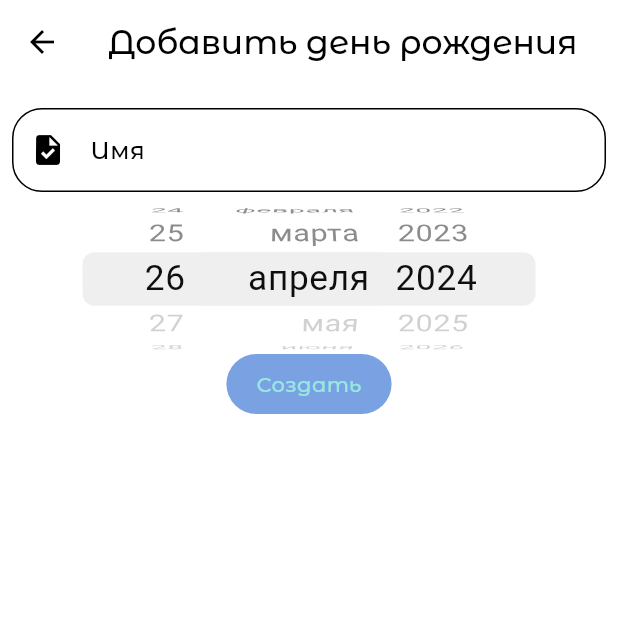
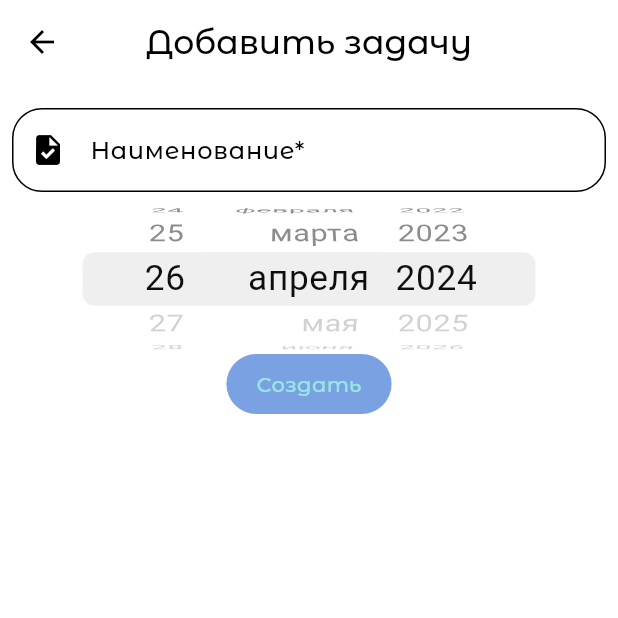
Before and after one commit to Krapivka/todo, a Flutter app: the screen it shows after launch, after a tap on the "add" icon, on a phone screen of 412 x 824 dp, the top half of it. Run offline on Flutter 3.47's test engine with Material 3 defaults, Android fonts, the phone set to English and light mode, and no system bars; our stand-ins replace auto_route, awesome_notifications, bloc, dartz, equatable, flutter_bloc and 6 more; missing offline and left inert: yandex_mobileads; project files that could hold a hidden picture were left out.

Commit message:
translated calendar format and other

```diff
--- a/lib/features/calendar/calendar.dart
+++ b/lib/features/calendar/calendar.dart
@@ -2,6 +2,7 @@ import 'package:todo/core/data/models/task.dart';
 import 'package:todo/core/domain/repositories/task_repository.dart';
 import 'package:todo/core/services/ads/yandex_ads/banner/banner_ad.dart';
 import 'package:todo/core/utils/constants/Palette.dart';
+import 'package:todo/features/settings/bloc/bloc/settings_bloc.dart';
 import 'package:todo/features/todo_list/bloc/todo_list_bloc.dart';
 import 'package:todo/features/calendar/bloc/bloc/calendar_bloc.dart';
 import 'package:todo/features/calendar/widgets/task_tile.dart';
@@ -80,6 +81,11 @@ class _CalendarPageViewState extends State<CalendarPageView> {
                 firstDay: state.firstDay,
                 lastDay: state.lastDay,
                 focusedDay: _focusedDay,
+                availableCalendarFormats: {
+                  CalendarFormat.month: S.of(context).month,
+                  CalendarFormat.twoWeeks: S.of(context).twoWeeks,
+                  CalendarFormat.week: S.of(context).week
+                },
                 selectedDayPredicate: (day) => isSameDay(_selectedDay, day),
                 calendarFormat: _calendarFormat,
                 rangeSelectionMode: _rangeSelectionMode,
--- a/lib/l10n/intl_ru.arb
+++ b/lib/l10n/intl_ru.arb
@@ -9,7 +9,7 @@
   "systemThemeModeName": "Системная тема",
   "lightThemeModeName": "Светлая тема",
   "darkThemeModeName": "Темная тема",
-  "daysShouldINotifyAboutTasks": "За сколько дней уведомлять о днях рождения?",
+  "daysShouldINotifyAboutTasks": "За сколько дней уведомлять о задачах?",
   "save": "Сохранить",
   "chooseYourLanguage": "Выберите язык:",
   "aboutApp": "О приложении",
@@ -19,13 +19,13 @@
   "purposeMessageAppInInfo": "Приложение предназначено для того, чтобы вы никогда не забывали о днях рождения ваших близких и дорогих людей. С легкостью устанавливайте уведомления, чтобы вовремя поздравить их с праздником!",
   "hopeMessageAppInInfo": "Мы надеемся, что наше приложение сделает ваши поздравления более организованными и запоминающимися.",
   "chooseDateFormat": "Выберите формат даты:",
-  "emptyDayCalendar": "В этот день нет дней рождения",
-  "emptyTasksList": "Добавьте день рождения, чтобы не забыть поздравить",
-  "tasksNotFound": "День рождения не найден",
+  "emptyDayCalendar": "В этот день нет задач",
+  "emptyTasksList": "Вы можете добавить задачу, нажав кнопку \"+\" ниже",
+  "tasksNotFound": "Задача не найдена",
   "search": "Поиск",
-  "enterNameInTextField": "Введите имя",
-  "hintTextNameInTextField": "Имя",
-  "addTask": "Добавить день рождения",
+  "enterNameInTextField": "Введите наименование",
+  "hintTextNameInTextField": "Наименование*",
+  "addTask": "Добавить задачу",
   "addTaskButton": "Создать",
   "updateTask": "Обновить",
   "receiveNotificationsTime": "В какое время хотите получать уведомления?",
@@ -35,5 +35,10 @@
   "thisIsATestNotificationItsAllRight": "Это тестовое уведомление. Всё работает!",
   "tasks": "Задачи",
   "calendar": "Календарь",
-  "turnsN": "Исполняется {nextAge}"
+  "turnsN": "Исполняется {nextAge}",
+  "month": "месяц",
+  "twoWeeks": "2 недели",
+  "week": "неделя",
+  "chooseDateTime": "Выберите дату и время:",
+  "descriptionForTask": "Описание"
 }
```
Also changed, not shown: lib/l10n/intl_en.arb (+8 -3 lines), lib/generated/intl/messages_en.dart, lib/generated/intl/messages_ru.dart, lib/generated/l10n.dart.
